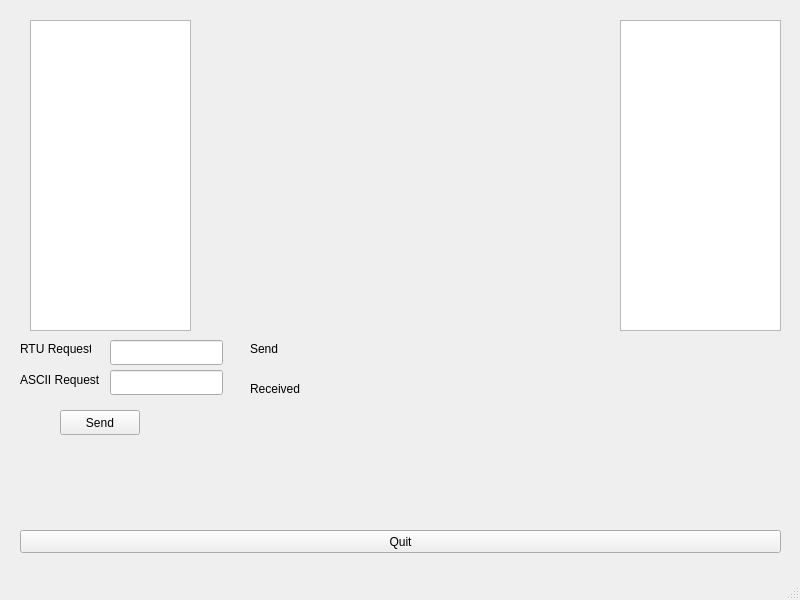
W0nda/lokoMODtiv, file mainwindow.ui: the form before one commit.
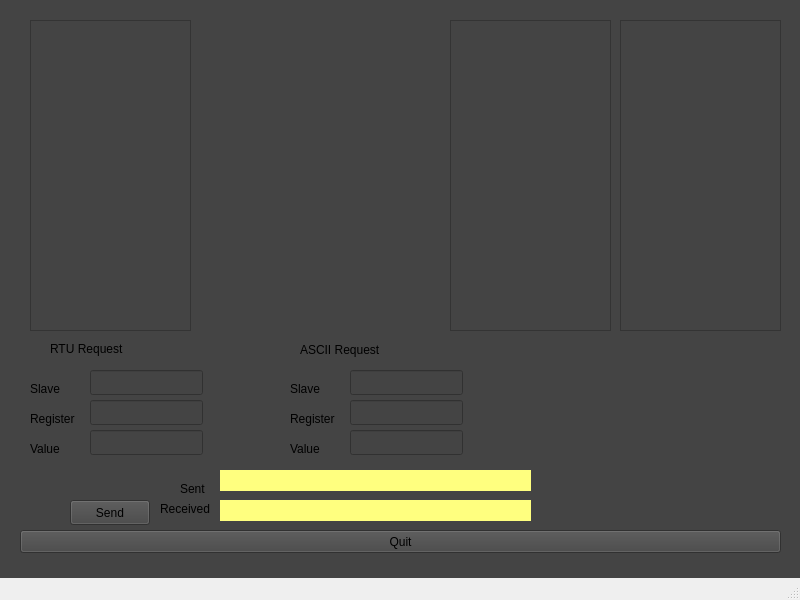
The form after the commit.

Patch:
```diff
--- a/mainwindow.ui
+++ b/mainwindow.ui
@@ -14,6 +14,9 @@
    <string>MainWindow</string>
   </property>
   <widget class="QWidget" name="centralwidget">
+   <property name="styleSheet">
+    <string notr="true">QWidget{background : rgb(68, 68, 68)}</string>
+   </property>
    <widget class="QPushButton" name="quitButton">
     <property name="geometry">
      <rect>
@@ -50,8 +53,8 @@
    <widget class="QPushButton" name="sendButton">
     <property name="geometry">
      <rect>
-      <x>60</x>
-      <y>410</y>
+      <x>70</x>
+      <y>500</y>
       <width>80</width>
       <height>25</height>
      </rect>
@@ -60,35 +63,18 @@
      <string>Send</string>
     </property>
    </widget>
-   <widget class="QLineEdit" name="RTUreq">
+   <widget class="QLabel" name="labelRTU">
     <property name="geometry">
      <rect>
-      <x>110</x>
+      <x>50</x>
       <y>340</y>
-      <width>113</width>
-      <height>25</height>
-     </rect>
-    </property>
-   </widget>
-   <widget class="QLineEdit" name="ASCIIreq">
-    <property name="geometry">
-     <rect>
-      <x>110</x>
-      <y>370</y>
-      <width>113</width>
-      <height>25</height>
-     </rect>
-    </property>
-   </widget>
-   <widget class="QLabel" name="labeRTU">
-    <property name="geometry">
-     <rect>
-      <x>20</x>
-      <y>340</y>
-      <width>71</width>
+      <width>121</width>
       <height>17</height>
      </rect>
     </property>
+    <property name="styleSheet">
+     <string notr="true">font: 14pt &quot;Sans Serif&quot;;</string>
+    </property>
     <property name="text">
      <string>RTU Request</string>
     </property>
@@ -96,12 +82,15 @@
    <widget class="QLabel" name="labelASCII">
     <property name="geometry">
      <rect>
-      <x>20</x>
-      <y>370</y>
-      <width>81</width>
+      <x>300</x>
+      <y>340</y>
+      <width>131</width>
       <height>20</height>
      </rect>
     </property>
+    <property name="styleSheet">
+     <string notr="true">font: 14pt &quot;Sans Serif&quot;;</string>
+    </property>
     <property name="text">
      <string>ASCII Request</string>
     </property>
@@ -109,8 +98,8 @@
    <widget class="QLabel" name="labelReq">
     <property name="geometry">
      <rect>
-      <x>320</x>
-      <y>340</y>
+      <x>220</x>
+      <y>470</y>
       <width>311</width>
       <height>21</height>
      </rect>
@@ -120,6 +109,9 @@
       <pointsize>14</pointsize>
      </font>
     </property>
+    <property name="styleSheet">
+     <string notr="true">QLabel{ background : rgb(255, 255, 127)}</string>
+    </property>
     <property name="text">
      <string/>
     </property>
@@ -127,21 +119,21 @@
    <widget class="QLabel" name="labelSend">
     <property name="geometry">
      <rect>
-      <x>250</x>
-      <y>340</y>
-      <width>52</width>
+      <x>180</x>
+      <y>480</y>
+      <width>31</width>
       <height>17</height>
      </rect>
     </property>
     <property name="text">
-     <string>Send</string>
+     <string>Sent</string>
     </property>
    </widget>
    <widget class="QLabel" name="labelResp">
     <property name="geometry">
      <rect>
-      <x>320</x>
-      <y>380</y>
+      <x>220</x>
+      <y>500</y>
       <width>311</width>
       <height>21</height>
      </rect>
@@ -151,6 +143,9 @@
       <pointsize>14</pointsize>
      </font>
     </property>
+    <property name="styleSheet">
+     <string notr="true">QLabel {background: rgb(255, 255, 127)}</string>
+    </property>
     <property name="text">
      <string/>
     </property>
@@ -158,8 +153,8 @@
    <widget class="QLabel" name="label">
     <property name="geometry">
      <rect>
-      <x>250</x>
-      <y>380</y>
+      <x>160</x>
+      <y>500</y>
       <width>52</width>
       <height>17</height>
      </rect>
@@ -168,6 +163,154 @@
      <string>Received</string>
     </property>
    </widget>
+   <widget class="QTableWidget" name="slave2">
+    <property name="geometry">
+     <rect>
+      <x>450</x>
+      <y>20</y>
+      <width>161</width>
+      <height>311</height>
+     </rect>
+    </property>
+   </widget>
+   <widget class="QLineEdit" name="RTUslaveLineEdit">
+    <property name="geometry">
+     <rect>
+      <x>90</x>
+      <y>370</y>
+      <width>113</width>
+      <height>25</height>
+     </rect>
+    </property>
+   </widget>
+   <widget class="QLineEdit" name="RTUregLineEdit">
+    <property name="geometry">
+     <rect>
+      <x>90</x>
+      <y>400</y>
+      <width>113</width>
+      <height>25</height>
+     </rect>
+    </property>
+   </widget>
+   <widget class="QLineEdit" name="RTUvalueLineEdit">
+    <property name="geometry">
+     <rect>
+      <x>90</x>
+      <y>430</y>
+      <width>113</width>
+      <height>25</height>
+     </rect>
+    </property>
+   </widget>
+   <widget class="QLabel" name="RTUslaveLabel">
+    <property name="geometry">
+     <rect>
+      <x>30</x>
+      <y>380</y>
+      <width>52</width>
+      <height>17</height>
+     </rect>
+    </property>
+    <property name="text">
+     <string>Slave</string>
+    </property>
+   </widget>
+   <widget class="QLabel" name="RTUregLabel">
+    <property name="geometry">
+     <rect>
+      <x>30</x>
+      <y>410</y>
+      <width>52</width>
+      <height>17</height>
+     </rect>
+    </property>
+    <property name="text">
+     <string>Register</string>
+    </property>
+   </widget>
+   <widget class="QLabel" name="RTUvalueLabel">
+    <property name="geometry">
+     <rect>
+      <x>30</x>
+      <y>440</y>
+      <width>52</width>
+      <height>17</height>
+     </rect>
+    </property>
+    <property name="text">
+     <string>Value</string>
+    </property>
+   </widget>
+   <widget class="QLineEdit" name="ASCIIslaveLineEdit">
+    <property name="geometry">
+     <rect>
+      <x>350</x>
+      <y>370</y>
+      <width>113</width>
+      <height>25</height>
+     </rect>
+    </property>
+   </widget>
+   <widget class="QLabel" name="label_5">
+    <property name="geometry">
+     <rect>
+      <x>290</x>
+      <y>440</y>
+      <width>52</width>
+      <height>17</height>
+     </rect>
+    </property>
+    <property name="text">
+     <string>Value</string>
+    </property>
+   </widget>
+   <widget class="QLabel" name="ASCIIregLabel">
+    <property name="geometry">
+     <rect>
+      <x>290</x>
+      <y>410</y>
+      <width>52</width>
+      <height>17</height>
+     </rect>
+    </property>
+    <property name="text">
+     <string>Register</string>
+    </property>
+   </widget>
+   <widget class="QLabel" name="ASCIIslaveLabel">
+    <property name="geometry">
+     <rect>
+      <x>290</x>
+      <y>380</y>
+      <width>52</width>
+      <height>17</height>
+     </rect>
+    </property>
+    <property name="text">
+     <string>Slave</string>
+    </property>
+   </widget>
+   <widget class="QLineEdit" name="ASCIIvalueLineEdit">
+    <property name="geometry">
+     <rect>
+      <x>350</x>
+      <y>430</y>
+      <width>113</width>
+      <height>25</height>
+     </rect>
+    </property>
+   </widget>
+   <widget class="QLineEdit" name="ASCIIregLineEdit">
+    <property name="geometry">
+     <rect>
+      <x>350</x>
+      <y>400</y>
+      <width>113</width>
+      <height>25</height>
+     </rect>
+    </property>
+   </widget>
   </widget>
   <widget class="QMenuBar" name="menubar">
    <property name="geometry">
```
Left out of the diff: 4 changed lines with no effect on the pictures.
